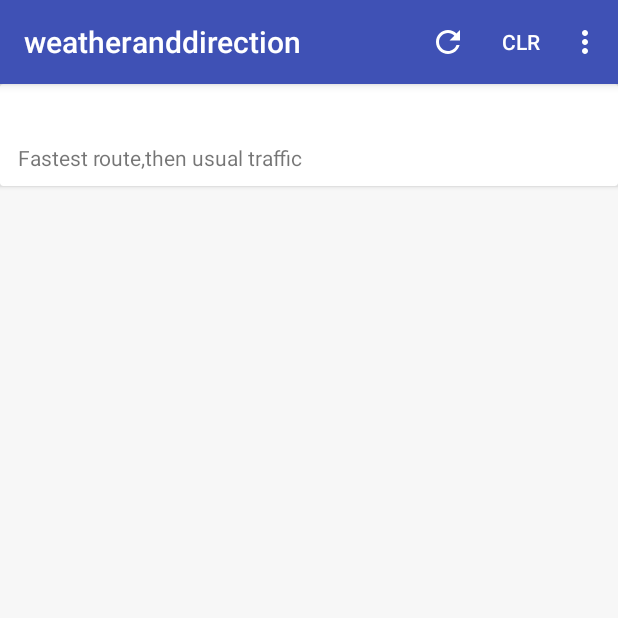
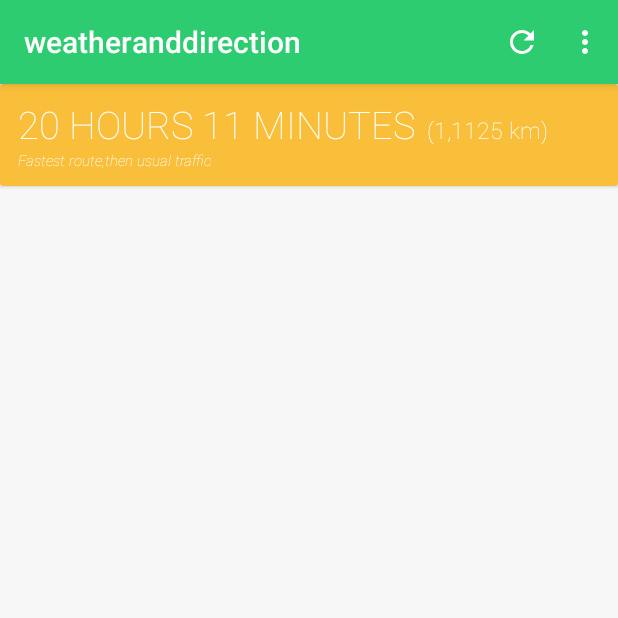
Before and after one commit to rishabhnayak/HelloWorld, an Android app: the screen it shows after launch (MapActivity), on a phone screen of 412 x 824 dp, the top half of it. Run offline under Robolectric (Android 15) with nearby library versions, the phone set to English and light mode, and no system bars; libraries missing offline, so code that uses them is left out: com.google.maps.android, com.sothree.slidinguppanel; plain views replace SlidingUpPanelLayout; pictures from the network do not load; 4 statements that could not run were skipped.

Commit message:
new theme added

```diff
--- a/app/src/main/java/com/MsoftTexas/directionandweather/MapActivity.java
+++ b/app/src/main/java/com/MsoftTexas/directionandweather/MapActivity.java
@@ -9,6 +9,7 @@ import android.content.SharedPreferences;
 import android.graphics.Bitmap;
 import android.graphics.drawable.Drawable;
 import android.os.AsyncTask;
+import android.support.design.widget.FloatingActionButton;
 import android.support.design.widget.Snackbar;
 import android.support.v7.app.AlertDialog;
 import android.support.v7.app.AppCompatActivity;
@@ -76,7 +77,8 @@ public class MapActivity extends AppCompatActivity implements
     int mYear,mMonth,mDay, mHour, mMinute;
     static long interval=50000;
     Boolean weatherloaded=false, routeloaded=false;
-    TextView time, date;
+    TextView time;
+    FloatingActionButton date;
     static TextView src,dstn;
     Snackbar snackbar;
     SlidingUpPanelLayout slidingUpPanelLayout;
@@ -179,7 +181,7 @@ public class MapActivity extends AppCompatActivity implements
         mMinute = c.get(Calendar.MINUTE);
         jstart_date_millis=c.getTimeInMillis()-((mHour*60+mMinute)*60*1000);
         jstart_time_millis=(mHour*60+mMinute)*60*1000;
-        date.setText(mDay+"-"+(mMonth+1)+"-"+mYear);
+//        date.setText(mDay+"-"+(mMonth+1)+"-"+mYear);
 
         String sHour = mHour < 10 ? "0" + mHour : "" + mHour;
         String sMinute = mMinute < 10 ? "0" + mMinute : "" + mMinute;
@@ -469,7 +471,7 @@ public class MapActivity extends AppCompatActivity implements
                     @Override
                     public void onDateSet(DatePicker view, int year, int monthOfYear, int dayOfMonth) {
 
-                        date.setText(dayOfMonth + "-" + (monthOfYear + 1) + "-" + year);
+                     //   date.setText(dayOfMonth + "-" + (monthOfYear + 1) + "-" + year);
                         Calendar cal = Calendar.getInstance();
                         cal.set(Calendar.DAY_OF_MONTH,dayOfMonth);
                         cal.set(Calendar.MONTH, monthOfYear);
--- a/app/src/main/res/drawable-v21/ic_menu_send.xml
+++ b/app/src/main/res/drawable-v21/ic_menu_send.xml
@@ -4,6 +4,6 @@
     android:viewportHeight="24.0"
     android:viewportWidth="24.0">
     <path
-        android:fillColor="#FF000000"
+        android:fillColor="@color/colorAccent"
         android:pathData="M2.01,21L23,12 2.01,3 2,10l15,2 -15,2z" />
 </vector>
--- a/app/src/main/res/drawable/dottedline.xml
+++ b/app/src/main/res/drawable/dottedline.xml
@@ -3,7 +3,7 @@
     android:shape="line">
 
     <stroke
-        android:color="#616161"
+        android:color="@color/cardview_dark_background"
         android:dashWidth="10px"
         android:dashGap="10px"
         android:width="0.1dp"/>
--- a/app/src/main/res/drawable/ic_send_black_24dp.xml
+++ b/app/src/main/res/drawable/ic_send_black_24dp.xml
@@ -1,5 +1,5 @@
 <vector android:alpha="0.78" android:height="24dp"
     android:viewportHeight="24.0" android:viewportWidth="24.0"
     android:width="24dp" xmlns:android="http://schemas.android.com/apk/res/android">
-    <path android:fillColor="#FF000000" android:pathData="M2.01,21L23,12 2.01,3 2,10l15,2 -15,2z"/>
+    <path android:fillColor="#494949" android:pathData="M2.01,21L23,12 2.01,3 2,10l15,2 -15,2z"/>
 </vector>
--- /dev/null
+++ b/app/src/main/res/drawable/ic_today_black_24dp.xml
@@ -0,0 +1,9 @@
+<vector xmlns:android="http://schemas.android.com/apk/res/android"
+        android:width="24dp"
+        android:height="24dp"
+        android:viewportWidth="24.0"
+        android:viewportHeight="24.0">
+    <path
+        android:fillColor="#FFFFFF"
+        android:pathData="M19,3h-1L18,1h-2v2L8,3L8,1L6,1v2L5,3c-1.11,0 -1.99,0.9 -1.99,2L3,19c0,1.1 0.89,2 2,2h14c1.1,0 2,-0.9 2,-2L21,5c0,-1.1 -0.9,-2 -2,-2zM19,19L5,19L5,8h14v11zM7,10h5v5L7,15z"/>
+</vector>
--- a/app/src/main/res/layout/activity_map.xml
+++ b/app/src/main/res/layout/activity_map.xml
@@ -28,9 +28,8 @@
                     tools:context=".MapsActivity" />
 <android.support.v7.widget.CardView
     sothree:cardCornerRadius="10dp"
-    android:layout_alignParentBottom="true"
     android:layout_margin="10dp"
-    sothree:cardElevation="17dp"
+    sothree:cardElevation="4dp"
     android:layout_width="match_parent"
     android:layout_height="wrap_content">
                 <RelativeLayout
@@ -45,6 +44,8 @@
                         android:layout_height="wrap_content"
                         android:orientation="vertical">
                     <TextView
+                        android:textSize="15sp"
+                        android:fontFamily="sans-serif-thin"
                         android:layout_marginTop="10dp"
                         android:layout_marginLeft="10dp"
                         android:layout_marginRight="10dp"
@@ -58,7 +59,7 @@
                         android:hint="Starting Address"
                         android:singleLine="true" />
 
-                    <TextView
+                    <LinearLayout
                         android:layout_marginRight="70dp"
                         android:layout_marginLeft="10dp"
                         android:background="@drawable/dottedline"
@@ -66,6 +67,8 @@
                         android:layout_height="1dp" />
 
                     <TextView
+                        android:textSize="15sp"
+                        android:fontFamily="sans-serif-thin"
                         android:layout_marginTop="5dp"
                         android:layout_marginLeft="10dp"
                         android:layout_marginRight="10dp"
@@ -85,8 +88,8 @@
                         android:layout_centerInParent="true"
                         android:layout_alignParentRight="true"
                         android:src="@drawable/ic_send_black_24dp"
-                        android:layout_width="40dp"
-                        android:layout_height="40dp" />
+                        android:layout_width="35dp"
+                        android:layout_height="35dp" />
                 </RelativeLayout>
 
 </android.support.v7.widget.CardView>
@@ -96,35 +99,35 @@
                     android:layout_width="match_parent"
                     android:layout_height="wrap_content">
 
-                    <android.support.v7.widget.CardView
+                    <!--<android.support.v7.widget.CardView-->
 
-                        sothree:cardCornerRadius="10dp"
-                        android:layout_margin="15dp"
-                        android:layout_width="wrap_content"
-                        android:layout_weight="1"
-                        android:layout_height="match_parent" >
-                        <LinearLayout
-                            android:layout_width="match_parent"
-                            android:layout_height="match_parent"
-                            android:orientation="vertical">
-                            <TextView
-                                android:textSize="10sp"
-                                android:textAlignment="center"
-                                android:text="Start Date"
-                                android:layout_width="match_parent"
-                                android:layout_height="wrap_content" />
-                            <TextView
-                                android:id="@+id/date"
-                                android:textAlignment="center"
-                                android:text="hello"
-                                android:layout_width="match_parent"
-                                android:layout_height="wrap_content" />
-                        </LinearLayout>
+                        <!--sothree:cardCornerRadius="10dp"-->
+                        <!--android:layout_margin="15dp"-->
+                        <!--android:layout_width="wrap_content"-->
+                        <!--android:layout_weight="1"-->
+                        <!--android:layout_height="match_parent" >-->
+                        <!--<LinearLayout-->
+                            <!--android:layout_width="match_parent"-->
+                            <!--android:layout_height="match_parent"-->
+                            <!--android:orientation="vertical">-->
+                            <!--<TextView-->
+                                <!--android:textSize="10sp"-->
+                                <!--android:textAlignment="center"-->
+                                <!--android:text="Start Date"-->
+                                <!--android:layout_width="match_parent"-->
+                                <!--android:layout_height="wrap_content" />-->
+                            <!--<TextView-->
+                                <!--android:id="@+id/date"-->
+                                <!--android:textAlignment="center"-->
+                                <!--android:text="hello"-->
+                                <!--android:layout_width="match_parent"-->
+                                <!--android:layout_height="wrap_content" />-->
+                        <!--</LinearLayout>-->
 
-                    </android.support.v7.widget.CardView>
+                    <!--</android.support.v7.widget.CardView>-->
 
                     <android.support.v7.widget.CardView
-
+android:visibility="gone"
                         sothree:cardCornerRadius="10dp"
                         android:layout_margin="15dp"
                         android:layout_width="wrap_content"
@@ -159,7 +162,14 @@
                         android:layout_gravity="center_horizontal"
                         android:text="clr" />
                 </LinearLayout>
-
+                <android.support.design.widget.FloatingActionButton
+                    android:id="@+id/date"
+                    android:layout_width="wrap_content"
+                    android:layout_height="wrap_content"
+                    android:layout_alignParentRight="true"
+                    android:layout_alignParentBottom="true"
+                    android:layout_margin="@dimen/fab_margin"
+                    android:src="@drawable/ic_today_black_24dp" />
             </RelativeLayout>
         </LinearLayout>
         <LinearLayout
--- a/app/src/main/res/layout/dragup_panel.xml
+++ b/app/src/main/res/layout/dragup_panel.xml
@@ -1,35 +1,49 @@
 <?xml version="1.0" encoding="utf-8"?>
-<LinearLayout
-    android:background="#f7f7f7"
-    xmlns:android="http://schemas.android.com/apk/res/android" android:layout_width="match_parent"
+<LinearLayout android:background="#f7f7f7"
+    xmlns:android="http://schemas.android.com/apk/res/android"
+    android:layout_width="match_parent"
     android:layout_height="match_parent"
-    android:orientation="vertical">
+    android:orientation="vertical"
+    xmlns:app="http://schemas.android.com/apk/res-auto">
     <android.support.v7.widget.CardView
+        app:cardBackgroundColor="@color/colorAccent"
         android:layout_width="match_parent"
         android:layout_height="68dp">
         <RelativeLayout
-            android:orientation="vertical"
+            android:layout_gravity="center_vertical"
             android:layout_width="match_parent"
             android:layout_height="wrap_content">
 <TextView
+    android:fontFamily="sans-serif-thin"
+    android:textAllCaps="true"
     android:id="@+id/duration"
-    android:layout_margin="12dp"
-    android:textSize="20dp"
-    android:textColor="#2e8b42"
+    android:layout_marginLeft="12dp"
+    android:textSize="25dp"
+    android:textColor="@color/loo_pre"
     android:layout_width="wrap_content"
     android:layout_height="wrap_content"
-    android:text=""/>
+    android:text="20 hours 11 Minutes"/>
+
             <TextView
-                android:layout_toRightOf="@id/duration"
+                android:fontFamily="sans-serif-thin"
                 android:id="@+id/distance"
-                android:layout_margin="12dp"
-                android:textSize="20dp"
                 android:layout_width="wrap_content"
                 android:layout_height="wrap_content"
-                android:text=""/>
+                android:layout_alignBaseline="@+id/duration"
+                android:layout_alignBottom="@+id/duration"
+                android:layout_marginLeft="8dp"
+                android:layout_marginStart="8dp"
+                android:layout_toEndOf="@+id/duration"
+                android:layout_toRightOf="@+id/duration"
+                android:text="(1,1125 km)"
+                android:textColor="@color/loo_pre"
+                android:textSize="15dp" />
         <TextView
-            android:layout_below="@id/distance"
-            android:layout_marginTop="-12dp"
+            android:textStyle="italic"
+            android:fontFamily="sans-serif-thin"
+            android:textSize="10sp"
+            android:textColor="@color/loo_pre"
+            android:layout_below="@id/duration"
             android:layout_marginLeft="12dp"
             android:layout_width="match_parent"
             android:layout_height="wrap_content"
--- a/app/src/main/res/menu/main2.xml
+++ b/app/src/main/res/menu/main2.xml
@@ -10,8 +10,8 @@
     <item
         android:id="@+id/action_clr"
         android:orderInCategory="100"
-        android:title="clr"
-        app:showAsAction="always" />
+        android:title="Clear"
+        app:showAsAction="never" />
     <item
         android:id="@+id/action_settings"
         android:orderInCategory="100"
--- a/app/src/main/res/values/colors.xml
+++ b/app/src/main/res/values/colors.xml
@@ -1,8 +1,8 @@
 <?xml version="1.0" encoding="utf-8"?>
 <resources>
-    <color name="colorPrimary">#3F51B5</color>
-    <color name="colorPrimaryDark">#303F9F</color>
-    <color name="colorAccent">#FF4081</color>
+    <color name="colorPrimary">#2ECC71</color>
+    <color name="colorPrimaryDark">#b42ecc71</color>
+    <color name="colorAccent">#F9BF3B</color>
     <color name="tbts_pressed">#7f422c64</color>
     <color name="loo_pre">#fff</color>
     <!--<color name="alternateRoute">#fff</color>-->
```
